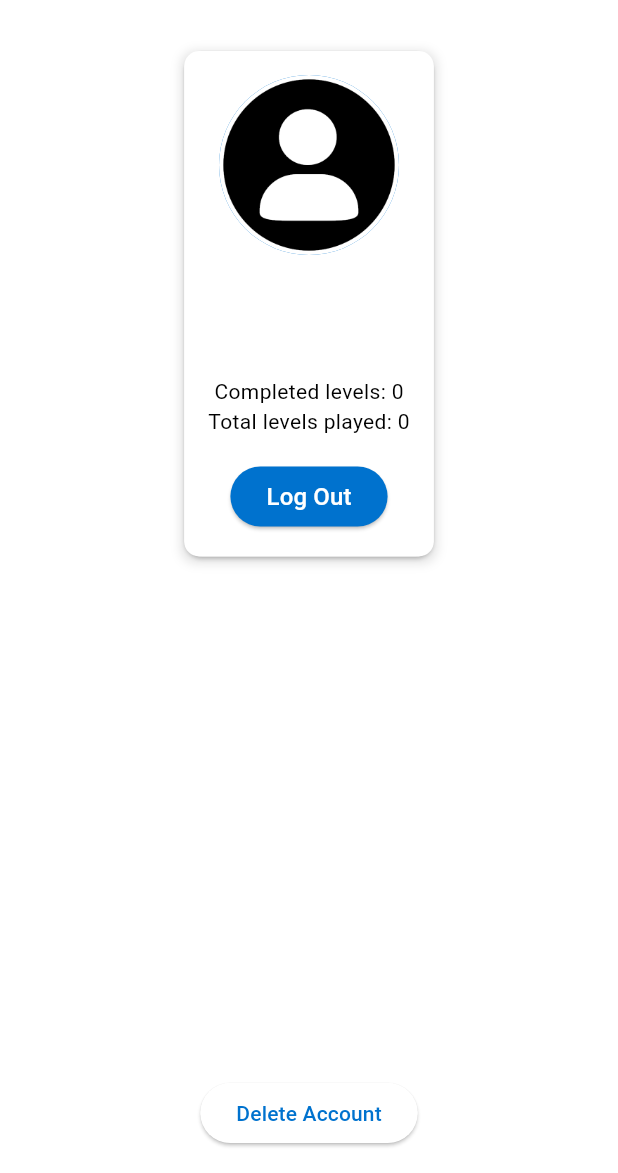
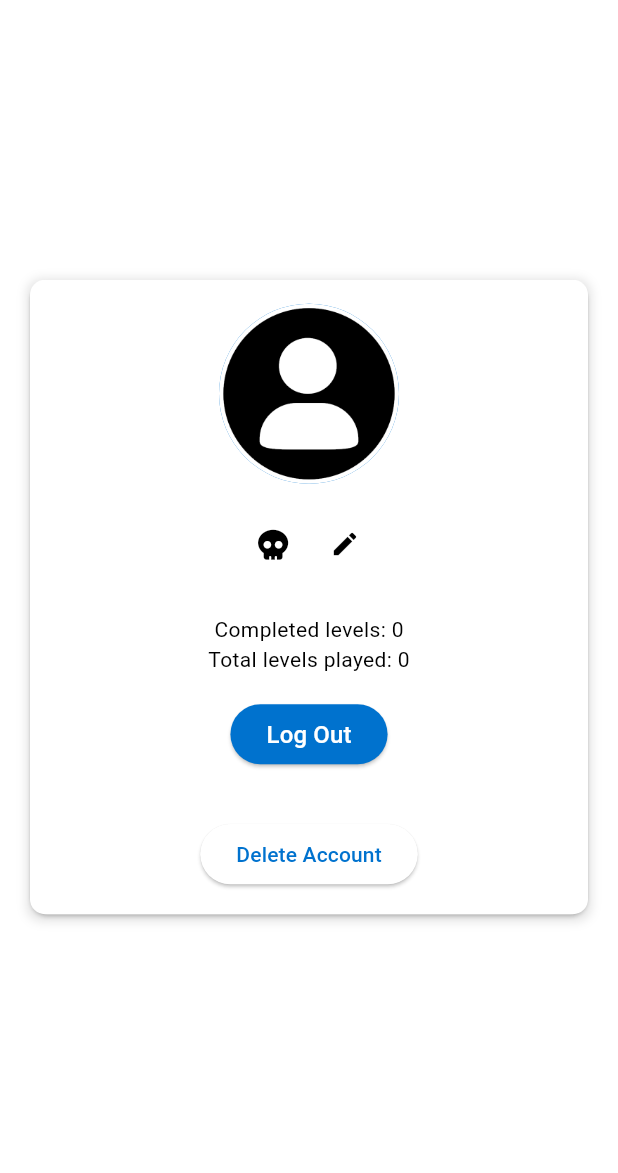
Before and after one commit to RasmusKoit/Timukas, a Flutter app: the screen it shows once a user with an empty profile is signed in, after a tap on "User", on a phone screen of 412 x 824 dp, the part 63-1236 px from its top. Run offline on Flutter 3.47's test engine with Material 2 defaults, Android fonts, the phone set to English and light mode, and no system bars; our stand-ins replace cloud_firestore, firebase_auth, firebase_core, flutter_dotenv, font_awesome_flutter; missing offline and left inert: country_flags; accounts and stored records are empty; network calls fail.

Commit message:
Adds ability to change user nickName

```diff
--- a/lib/pages/home_page.dart
+++ b/lib/pages/home_page.dart
@@ -126,7 +126,8 @@ class _HomePageState extends State<HomePage> {
                   MaterialPageRoute(builder: (context) => const LoginPage()),
                 );
               },
-              child: const Text('User'),
+              child: Text(
+                  FirebaseAuth.instance.currentUser == null ? 'Login' : 'User'),
             ),
           ],
         ),
--- a/lib/util/show_user_info.dart
+++ b/lib/util/show_user_info.dart
@@ -1,6 +1,7 @@
 import 'package:cloud_firestore/cloud_firestore.dart';
 import 'package:firebase_auth/firebase_auth.dart';
 import 'package:flutter/material.dart';
+import 'package:font_awesome_flutter/font_awesome_flutter.dart';
 import 'package:timukas/util/const.dart';
 
 class ShowUserInfo extends StatefulWidget {
@@ -100,20 +101,57 @@ class _ShowUserInfoState extends State<ShowUserInfo> {
     }
   }
 
+  void showEditDialog() {
+    showDialog(
+      context: context,
+      builder: (BuildContext context) {
+        String newName = docPublic?.data()?['nickName'] ?? '';
+        return AlertDialog(
+          title: const Text('Edit your nickname'),
+          content: TextField(
+            onChanged: (value) {
+              newName = value;
+            },
+            controller: TextEditingController(text: newName),
+          ),
+          actions: [
+            TextButton(
+              onPressed: () {
+                Navigator.of(context).pop();
+              },
+              child: const Text('Cancel'),
+            ),
+            TextButton(
+              onPressed: () {
+                // Update the display name in Firestore
+                FirebaseFirestore.instance
+                    .collection('users')
+                    .doc(user?.uid)
+                    .collection('public')
+                    .doc('publicData')
+                    .update({'nickName': newName});
+                Navigator.of(context).pop();
+                getUserDetails();
+              },
+              child: const Text('Save'),
+            ),
+          ],
+        );
+      },
+    );
+  }
+
   @override
   Widget build(BuildContext context) {
-    if (docPublic == null && docPrivate == null) {
+    if (docPublic == null || docPrivate == null) {
       return const Center(child: CircularProgressIndicator());
     } else {
       final docPrivateData = docPrivate?.data();
       final docPublicData = docPublic?.data();
-      return Padding(
-        padding: const EdgeInsets.all(16),
-        child: Column(
-          mainAxisAlignment: MainAxisAlignment.center,
-          crossAxisAlignment: CrossAxisAlignment.center,
-          children: [
-            Card(
+      return SingleChildScrollView(
+        child: Padding(
+          padding: const EdgeInsets.symmetric(horizontal: 16),
+          child: Card(
               child: Container(
             padding: const EdgeInsets.all(16.0),
             decoration: BoxDecoration(
@@ -130,6 +168,7 @@ class _ShowUserInfoState extends State<ShowUserInfo> {
             ),
             child: Column(
               crossAxisAlignment: CrossAxisAlignment.center,
+              mainAxisSize: MainAxisSize.min,
               children: [
                 CircleAvatar(
                     radius: 60.0,
@@ -138,14 +177,37 @@ class _ShowUserInfoState extends State<ShowUserInfo> {
                         : const AssetImage('lib/images/default_avatar.png')
                             as ImageProvider<Object>?),
                 const SizedBox(height: 16.0),
+                Row(
+                  mainAxisAlignment: MainAxisAlignment.center,
+                  children: [
+                    IconButton(
+                      onPressed: () {},
+                      icon: const FaIcon(
+                        FontAwesomeIcons.skull,
+                        size: 20,
+                      ),
+                    ),
                     Text(
-                    docPrivateData?['displayName'] ?? '',
+                      docPublicData?['nickName'] ?? '',
                       style: const TextStyle(
                         fontSize: 24.0,
                         fontWeight: FontWeight.bold,
                       ),
+                      textAlign: TextAlign.center,
+                      overflow: TextOverflow.ellipsis,
                     ),
-                  const SizedBox(height: 8.0),
+                    IconButton(
+                      onPressed: () {
+                        // Open a dialog for editing the display name
+                        showEditDialog();
+                      },
+                      icon: const Icon(
+                        Icons.edit,
+                        size: 20,
+                      ),
+                    ),
+                  ],
+                ),
                 Text(
                   docPrivateData?['email'] ?? '',
                   style: const TextStyle(
@@ -179,13 +241,12 @@ class _ShowUserInfoState extends State<ShowUserInfo> {
                     ),
                   ),
                 ),
+                const SizedBox(height: 32.0),
+                ElevatedButton(
+                    onPressed: deleteUser, child: const Text('Delete Account')),
               ],
             ),
           )),
-            const Spacer(),
-            ElevatedButton(
-                onPressed: deleteUser, child: const Text('Delete Account')),
-          ],
         ),
       );
     }
```
Lines whose indentation alone changed are shown as unchanged.
